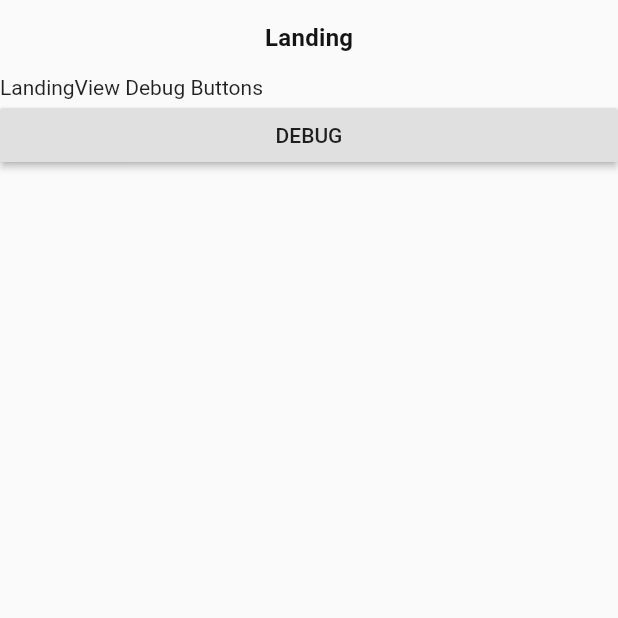
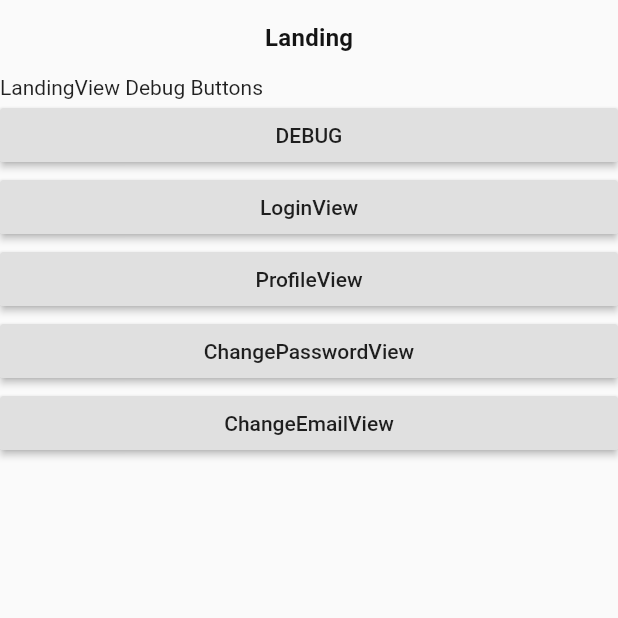
Before and after one commit to fiyakateam/fiyaka-mobile, a Flutter app: the screen it shows after launch, on a phone screen of 412 x 824 dp, the top half of it. Run offline on Flutter 3.47's test engine with Material 2 defaults, Android fonts, the phone set to English and light mode, and no system bars; our stand-ins replace device_info, dio, get_it, image_picker, shared_preferences, stacked and 1 more; Roboto replaces fonts that are missing (SFProDisplay); statements that could not run were skipped.

Commit message:
fix: add landing debug buttons

```diff
--- a/lib/core/view/landing/landing_view.dart
+++ b/lib/core/view/landing/landing_view.dart
@@ -27,6 +27,22 @@ class LandingView extends ViewModelBuilderWidget<LandingViewModel> {
             onPressed: model.debug,
             child: Text('DEBUG'),
           ),
+          RaisedButton(
+            onPressed: model.loginView,
+            child: Text('LoginView'),
+          ),
+          RaisedButton(
+            onPressed: model.profileView,
+            child: Text('ProfileView'),
+          ),
+          RaisedButton(
+            onPressed: model.changePasswordView,
+            child: Text('ChangePasswordView'),
+          ),
+          RaisedButton(
+            onPressed: model.changeEmailView,
+            child: Text('ChangeEmailView'),
+          ),
         ],
       ),
     );
--- a/lib/core/view/landing/landing_viewmodel.dart
+++ b/lib/core/view/landing/landing_viewmodel.dart
@@ -7,7 +7,27 @@ import '../../locator.dart';
 class LandingViewModel extends BaseViewModel {
   final _navigatorService = locator<NavigationService>();
 
+  void _navigateTo(String route) {
+    _navigatorService.navigateTo(route);
+  }
+
   void debug() async {
-    await _navigatorService.navigateTo(Routes.login);
+    print('debug');
+  }
+
+  void loginView() {
+    _navigateTo(Routes.login);
+  }
+
+  void profileView() {
+    _navigateTo(Routes.profile);
+  }
+
+  void changePasswordView() {
+    _navigateTo(Routes.changePassword);
+  }
+
+  void changeEmailView() {
+    _navigateTo(Routes.changeEmail);
   }
 }
```
